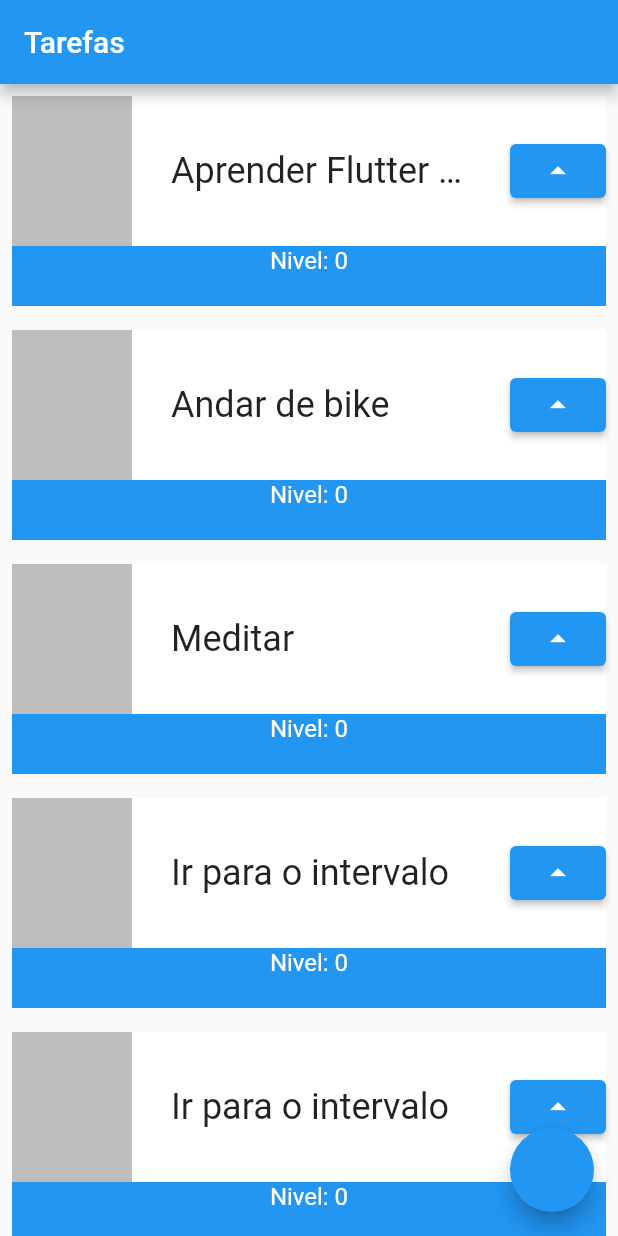
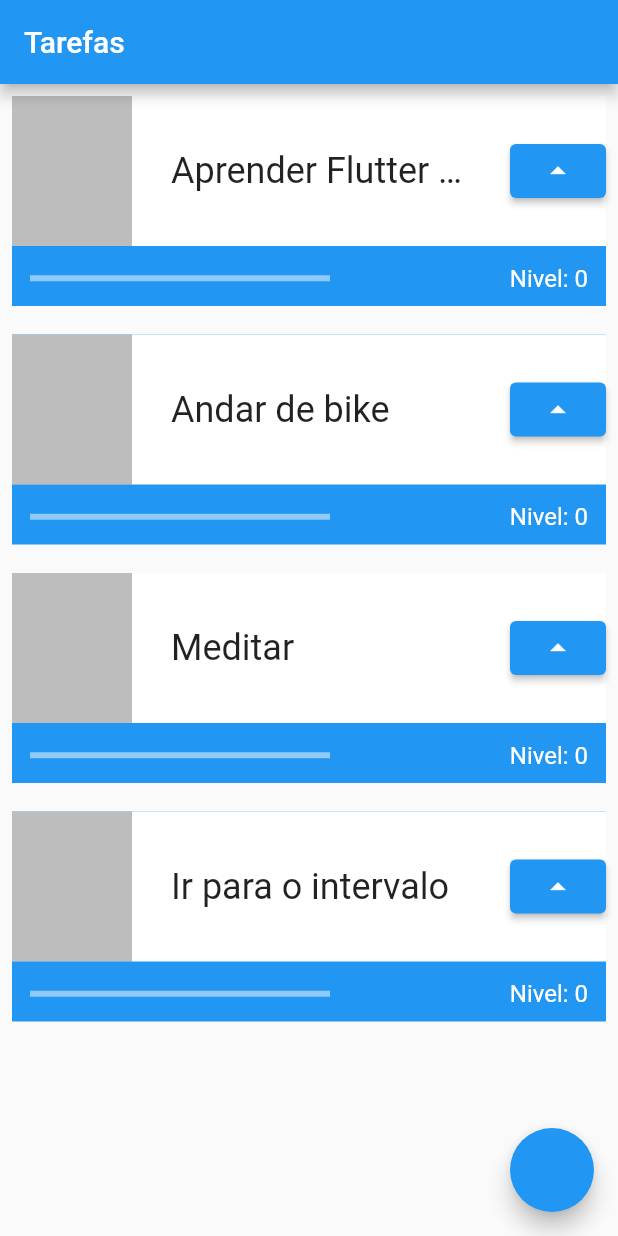
Before and after one commit to gianfachinii/fluttertask, a Flutter app: the screen it shows after launch, on a phone screen of 412 x 824 dp. Run offline on Flutter 3.47's test engine with Material 2 defaults, Android fonts, the phone set to English and light mode, and no system bars.

Commit message:
Criação da barra de progresso

```diff
--- a/lib/main.dart
+++ b/lib/main.dart
@@ -25,9 +25,6 @@ class MyApp extends StatelessWidget {
             Task('Andar de bike'),
             Task('Meditar'),
             Task('Ir para o intervalo'),
-            Task('Ir para o intervalo'),
-            Task('Ir para o intervalo'),
-            Task('Ir para o intervalo'),
           ],
         ),
         floatingActionButton: FloatingActionButton(onPressed: () {}),
@@ -47,9 +44,9 @@ class Task extends StatefulWidget {
 
 class _TaskState extends State<Task> {
   int nivel = 0;
+
   @override
   Widget build(BuildContext context) {
-
     return Padding(
       padding: const EdgeInsets.all(8.0),
       child: Container(
@@ -83,22 +80,37 @@ class _TaskState extends State<Task> {
                           )),
                       ElevatedButton(
                           onPressed: () {
-                            setState((){
+                            setState(() {
                               nivel++;
                             });
 
                             print(nivel);
-                          }, child: Icon(Icons.arrow_drop_up))
+                          },
+                          child: Icon(Icons.arrow_drop_up))
                     ],
                   ),
                 ),
-                Text(
-               'Nivel: $nivel',
-                style: TextStyle(color: Colors.white,
-                fontSize: 16),)
+                Padding(
+                  padding: const EdgeInsets.all(12.0),
+                  child: Row(
+                    mainAxisAlignment: MainAxisAlignment.spaceBetween,
+                    children: [
+                      Container(
+                        child: LinearProgressIndicator(
+                          color: Colors.white,
+                          value: nivel/10,
+                        ),
+                      width: 200,
+                      ),
+                      Text(
+                        'Nivel: $nivel',
+                        style: TextStyle(color: Colors.white, fontSize: 16),
+                      ),
+                    ],
+                  ),
+                )
               ],
             ),
-
           ],
         ),
       ),
```
